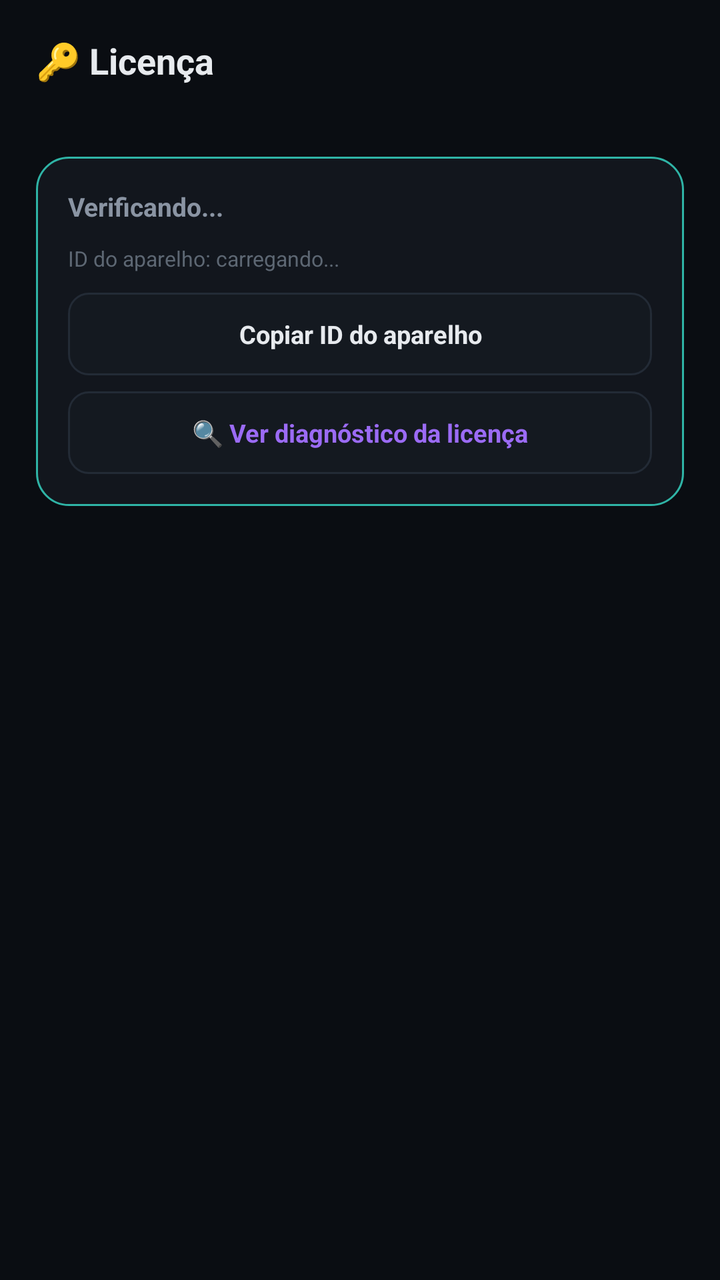
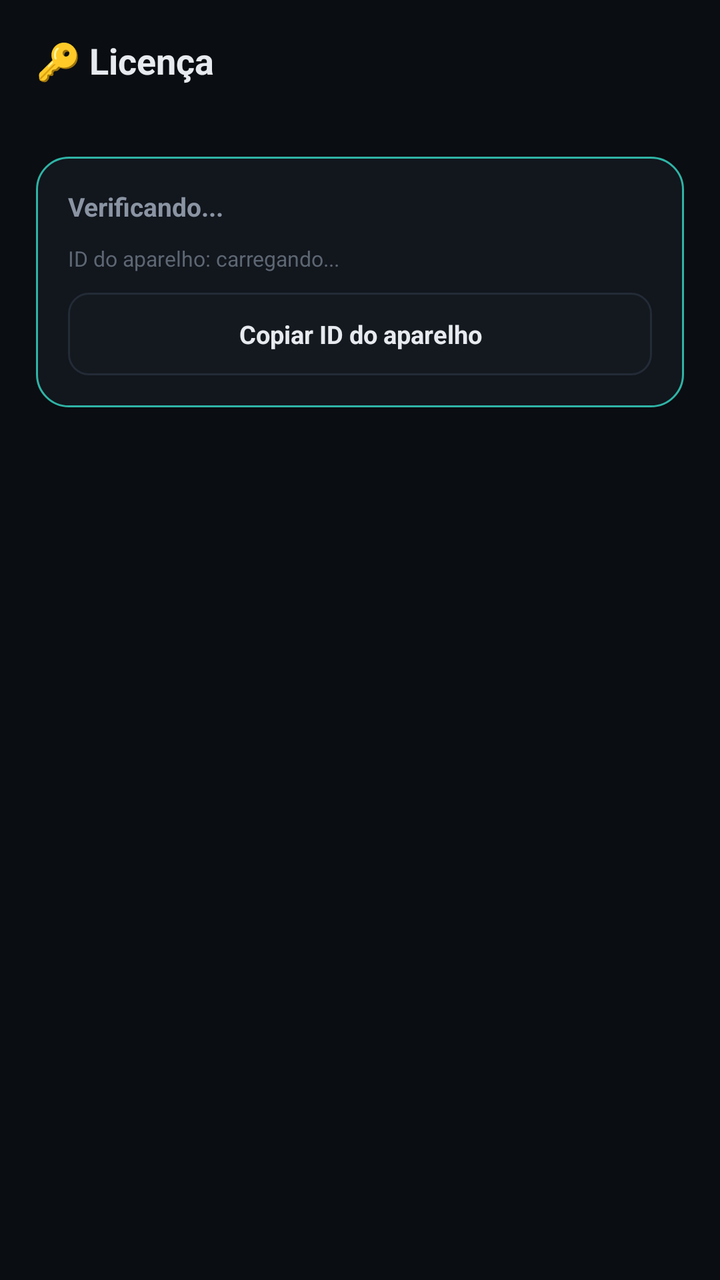

The first picture is an Android layout as it rendered before a commit; the second is the same layout after the commit. The layout source and the unified diff follow.
<!-- AndroidManifest.xml: application theme Theme.MaterialComponents.DayNight.NoActionBar -->
<!-- res/layout/activity_licenca.xml -->
<?xml version="1.0" encoding="utf-8"?>
<ScrollView xmlns:android="http://schemas.android.com/apk/res/android"
    android:layout_width="match_parent"
    android:layout_height="match_parent"
    android:background="#0A0D12">

    <LinearLayout
        android:layout_width="match_parent"
        android:layout_height="wrap_content"
        android:orientation="vertical">

        <LinearLayout
            android:layout_width="match_parent"
            android:layout_height="wrap_content"
            android:orientation="vertical"
            android:padding="18dp"
            android:paddingBottom="10dp">

            <TextView
                android:layout_width="wrap_content"
                android:layout_height="wrap_content"
                android:text="🔑 Licença"
                android:textColor="#E7EAEE"
                android:textSize="18sp"
                android:textStyle="bold" />
        </LinearLayout>

        <LinearLayout
            android:layout_width="match_parent"
            android:layout_height="wrap_content"
            android:orientation="vertical"
            android:padding="18dp"
            android:paddingTop="0dp">

            <LinearLayout
                android:layout_width="match_parent"
                android:layout_height="wrap_content"
                android:orientation="vertical"
                android:background="@drawable/bg_card_accent"
                android:padding="16dp">

                <TextView
                    android:id="@+id/txtStatusLicenca"
                    android:layout_width="match_parent"
                    android:layout_height="wrap_content"
                    android:text="Verificando..."
                    android:textColor="#8A94A3"
                    android:textSize="13sp"
                    android:textStyle="bold"
                    android:layout_marginBottom="10dp" />

                <TextView
                    android:id="@+id/txtIdDispositivo"
                    android:layout_width="match_parent"
                    android:layout_height="wrap_content"
                    android:text="ID do aparelho: carregando..."
                    android:textColor="#5D6773"
                    android:textSize="10.5sp"
                    android:textIsSelectable="true"
                    android:layout_marginBottom="10dp" />

                <TextView
                    android:id="@+id/btnCopiarIdDispositivo"
                    android:layout_width="match_parent"
                    android:layout_height="wrap_content"
                    android:background="@drawable/bg_input_verde"
                    android:padding="12dp"
                    android:gravity="center"
                    android:text="Copiar ID do aparelho"
                    android:textColor="#E7EAEE"
                    android:textSize="12.5sp"
                    android:textStyle="bold"
                    android:layout_marginBottom="8dp"
                    android:clickable="true"
                    android:focusable="true" />

                <TextView
                    android:id="@+id/btnVerDebugLicenca"
                    android:layout_width="match_parent"
                    android:layout_height="wrap_content"
                    android:background="@drawable/bg_input_verde"
                    android:padding="12dp"
                    android:gravity="center"
                    android:text="🔍 Ver diagnóstico da licença"
                    android:textColor="#9B6BF5"
                    android:textSize="12.5sp"
                    android:textStyle="bold"
                    android:clickable="true"
                    android:focusable="true" />
            </LinearLayout>

        </LinearLayout>
    </LinearLayout>
</ScrollView>
<!-- resources referenced by this layout -->
<resources>
  <!-- drawable bg_card_accent (drawable) -->
  <?xml version="1.0" encoding="utf-8"?>
  <shape xmlns:android="http://schemas.android.com/apk/res/android" android:shape="rectangle">
      <solid android:color="#12161D" />
      <stroke android:width="1dp" android:color="#2FB4A6" />
      <corners android:radius="16dp" />
  </shape>
  <!-- drawable bg_input_verde (drawable) -->
  <?xml version="1.0" encoding="utf-8"?>
  <shape xmlns:android="http://schemas.android.com/apk/res/android" android:shape="rectangle">
      <solid android:color="#141920" />
      <stroke android:width="1dp" android:color="#232B36" />
      <corners android:radius="10dp" />
  </shape>
</resources>

<!-- the commit's change to res/layout/activity_licenca.xml (unified diff, before → after) -->
@@ -70,21 +70,6 @@
                     android:textColor="#E7EAEE"
                     android:textSize="12.5sp"
                     android:textStyle="bold"
-                    android:layout_marginBottom="8dp"
-                    android:clickable="true"
-                    android:focusable="true" />
-
-                <TextView
-                    android:id="@+id/btnVerDebugLicenca"
-                    android:layout_width="match_parent"
-                    android:layout_height="wrap_content"
-                    android:background="@drawable/bg_input_verde"
-                    android:padding="12dp"
-                    android:gravity="center"
-                    android:text="🔍 Ver diagnóstico da licença"
-                    android:textColor="#9B6BF5"
-                    android:textSize="12.5sp"
-                    android:textStyle="bold"
                     android:clickable="true"
                     android:focusable="true" />
             </LinearLayout>
